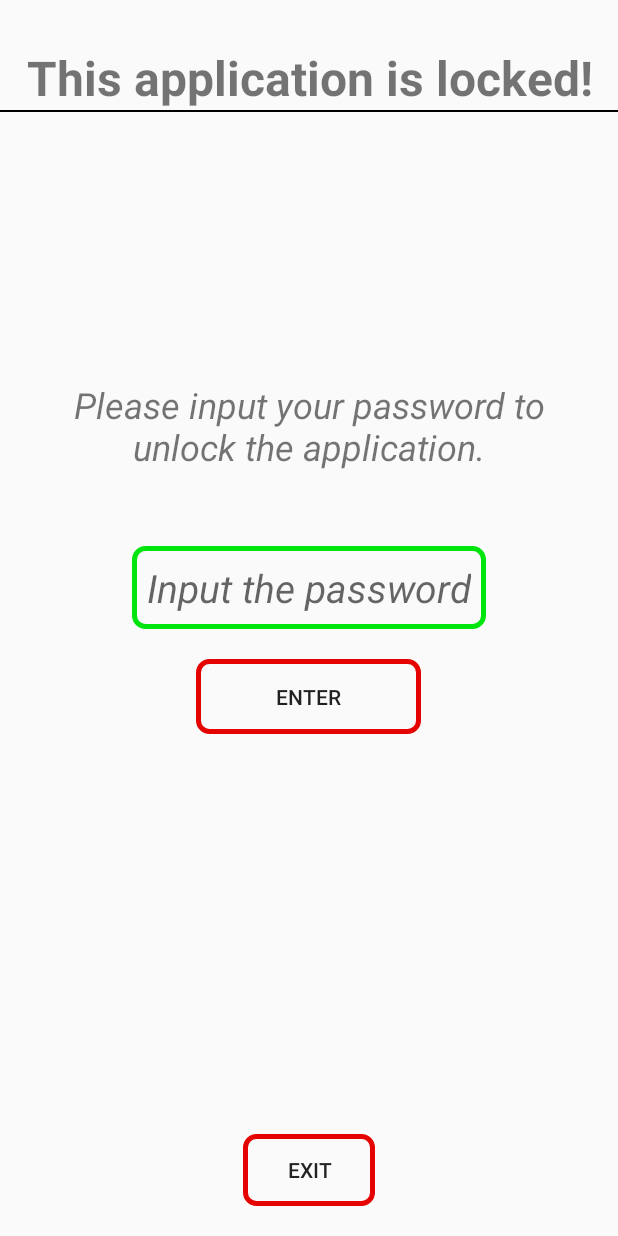
After one commit to DmitryOvchinikov/SmartLock, an Android app: the LockActivity screen opened directly, with no data from a screen before it, on a phone screen of 412 x 824 dp. The commit adds this screen. Run offline under Robolectric (Android 15) with nearby library versions, the phone set to English and light mode, and no system bars.

Commit message:
Locked Application activity, working Foreground service to check for open applications in the background.

```diff
--- a/app/src/main/AndroidManifest.xml
+++ b/app/src/main/AndroidManifest.xml
@@ -28,6 +28,7 @@
                 <category android:name="android.intent.category.LAUNCHER" />
             </intent-filter>
         </activity>
+        <activity android:name=".activities.LockActivity" android:screenOrientation="portrait"/>
     </application>
 
 </manifest>
--- /dev/null
+++ b/app/src/main/java/com/classy/smartlock/activities/LockActivity.java
@@ -0,0 +1,110 @@
+package com.classy.smartlock.activities;
+
+import android.content.Intent;
+import android.os.Bundle;
+import android.util.Log;
+import android.view.View;
+import android.widget.Button;
+import android.widget.EditText;
+import android.widget.TextView;
+import android.widget.Toast;
+
+import androidx.annotation.Nullable;
+import androidx.appcompat.app.AppCompatActivity;
+
+import com.classy.smartlock.R;
+import com.classy.smartlock.custom.MySharedPreferences;
+import com.classy.smartlock.data.AppInfo;
+
+import java.util.ArrayList;
+
+//TODO: Return the new unlocked app into the unlocked apps
+
+public class LockActivity extends AppCompatActivity {
+
+    private EditText lock_EDT_password;
+    private TextView lock_TXT_text;
+    private Button lock_BTN_enter;
+    private Button lock_BTN_exit;
+
+    private String password;
+    private String current_locked_name;
+
+
+    @Override
+    protected void onCreate(@Nullable Bundle savedInstanceState) {
+        super.onCreate(savedInstanceState);
+        setContentView(R.layout.activity_lock);
+
+        findViews();
+        bindListeners();
+        getSPInfo();
+
+    }
+
+    private void getSPInfo() {
+        password = MySharedPreferences.getInstance().getString("password", null);
+        current_locked_name = MySharedPreferences.getInstance().getString("current_locked_app", null);
+    }
+
+
+    private void bindListeners() {
+        lock_BTN_enter.setOnClickListener(enterClickListener);
+        lock_BTN_exit.setOnClickListener(exitClickListener);
+    }
+
+    private final View.OnClickListener enterClickListener = new View.OnClickListener() {
+        @Override
+
+        public void onClick(View v) {
+            String input_password = lock_EDT_password.getText().toString();
+            if (input_password.equals(password)) {
+                Toast.makeText(LockActivity.this, "Application unlocked!", Toast.LENGTH_SHORT).show();
+                ArrayList<AppInfo> locked_applications = MySharedPreferences.getInstance().getAppInfoArrayList("locked_apps", null);
+                for (int i = 0; i < locked_applications.size(); i++) {
+                    Log.d("AAAT", "comparing " + locked_applications.get(i).getPname() + " to the current locked app name " + current_locked_name);
+                    if (locked_applications.get(i).getPname().equals(current_locked_name)) {
+
+                        AppInfo the_locked_app = locked_applications.get(i);
+                        locked_applications.remove(i);
+                        MySharedPreferences.getInstance().putAppInfoArrayList("locked_apps", locked_applications);
+
+                        ArrayList<AppInfo> unlocked_applications = MySharedPreferences.getInstance().getAppInfoArrayList("unlocked_apps", null);
+                        unlocked_applications.add(the_locked_app);
+                        MySharedPreferences.getInstance().putAppInfoArrayList("unlocked_apps", unlocked_applications);
+
+                        MySharedPreferences.getInstance().putBoolean("lock_status", true);
+                        Intent service_intent = new Intent(getApplicationContext(), com.classy.smartlock.services.RunningAppsService.class);
+                        startForegroundService(service_intent);
+                        break;
+                    }
+                }
+                finish();
+            } else {
+                lock_EDT_password.setError("Wrong password!");
+            }
+        }
+    };
+
+    private View.OnClickListener exitClickListener = new View.OnClickListener() {
+        @Override
+        public void onClick(View v) {
+            goToHomeScreen();
+            finish();
+        }
+    };
+
+    private void goToHomeScreen() {
+        Intent homeScreen = new Intent(Intent.ACTION_MAIN);
+        homeScreen.addCategory(Intent.CATEGORY_HOME);
+        homeScreen.addFlags(Intent.FLAG_ACTIVITY_NEW_TASK|Intent.FLAG_ACTIVITY_CLEAR_TOP);
+        this.startActivity(homeScreen);
+    }
+
+    private void findViews() {
+        lock_EDT_password = findViewById(R.id.lock_EDT_password);
+        lock_BTN_enter = findViewById(R.id.lock_BTN_enter);
+        lock_BTN_exit = findViewById(R.id.lock_BTN_exit);
+        lock_TXT_text = findViewById(R.id.lock_TXT_text);
+    }
+}
--- a/app/src/main/java/com/classy/smartlock/custom/MySharedPreferences.java
+++ b/app/src/main/java/com/classy/smartlock/custom/MySharedPreferences.java
@@ -9,7 +9,6 @@ import com.google.gson.Gson;
 import com.google.gson.reflect.TypeToken;
 
 import java.util.ArrayList;
-import java.util.Set;
 
 public class MySharedPreferences {
 
--- /dev/null
+++ b/app/src/main/res/layout/activity_lock.xml
@@ -0,0 +1,78 @@
+<?xml version="1.0" encoding="utf-8"?>
+<RelativeLayout xmlns:android="http://schemas.android.com/apk/res/android"
+    android:layout_width="match_parent"
+    android:layout_height="match_parent">
+
+    <TextView
+        android:id="@+id/lock_TXT_title"
+        android:layout_width="wrap_content"
+        android:layout_height="wrap_content"
+        android:layout_centerHorizontal="true"
+        android:text="@string/lock_title"
+        android:textSize="32sp"
+        android:textStyle="bold"
+        android:layout_marginTop="30dp"
+        android:gravity="center_horizontal"
+        />
+
+    <View
+        android:id="@+id/lock_line"
+        android:layout_width="match_parent"
+        android:layout_height="1dp"
+        android:background="@android:color/black"
+        android:layout_below="@id/lock_TXT_title"/>
+
+
+    <TextView
+        android:id="@+id/lock_TXT_text"
+        android:layout_width="wrap_content"
+        android:layout_height="wrap_content"
+        android:layout_centerHorizontal="true"
+        android:text="@string/lock_text"
+        android:textSize="24sp"
+        android:textStyle="italic"
+        android:gravity="center_horizontal"
+        android:layout_marginStart="20dp"
+        android:layout_marginEnd="20dp"
+        android:layout_marginTop="180dp"
+        android:layout_below="@id/lock_TXT_title"
+        />
+
+    <EditText
+        android:id="@+id/lock_EDT_password"
+        android:textSize="26sp"
+        android:layout_width="wrap_content"
+        android:layout_height="wrap_content"
+        android:hint="@string/lock_input_pass"
+        android:layout_centerHorizontal="true"
+        android:inputType="textPassword"
+        android:textStyle="italic"
+        android:layout_marginTop="50dp"
+        android:background="@drawable/rectangle_drawable_green"
+        android:autofillHints=""
+        android:layout_below="@id/lock_TXT_text"
+        />
+
+    <Button
+        android:id="@+id/lock_BTN_enter"
+        android:layout_width="150dp"
+        android:layout_height="50dp"
+        android:layout_below="@id/lock_EDT_password"
+        android:layout_centerHorizontal="true"
+        android:text="@string/lock_enter"
+        android:layout_marginTop="20dp"
+        android:background="@drawable/rectangle_drawable_red"
+
+        />
+    <Button
+        android:id="@+id/lock_BTN_exit"
+        android:layout_width="wrap_content"
+        android:layout_height="wrap_content"
+        android:layout_alignParentBottom="true"
+        android:layout_centerHorizontal="true"
+        android:text="@string/lock_exit"
+        android:layout_marginBottom="20dp"
+        android:background="@drawable/rectangle_drawable_red"
+        />
+
+</RelativeLayout>
--- a/app/src/main/res/values/colors.xml
+++ b/app/src/main/res/values/colors.xml
@@ -7,4 +7,5 @@
     <color name="teal_700">#FF018786</color>
     <color name="black">#FF000000</color>
     <color name="white">#FFFFFFFF</color>
+    <color name="red">#E50300</color>
 </resources>
--- a/app/src/main/res/values/strings.xml
+++ b/app/src/main/res/values/strings.xml
@@ -13,7 +13,16 @@
     <string name="home_fragment_unlocked">Unlocked</string>
     <string name="home_fragment_title">Welcome!</string>
     <string name="home_fragment_instructions">Lock the applications you choose to, and then activate the lock by pressing the lock image above!</string>
-    <string name="home_fragment_help">After you activate the lock for the first time, you will be asked to choose either a password or an email which will be used to unlock it.</string>
+    <string name="home_fragment_help">You may close the application afterwards, and only re-enter it in case you need to manually lock / unlock more applications.</string>
     <string name="unlocked_fragment_title">Unlocked Apps</string>
     <string name="locked_fragment_title">Locked Apps</string>
+    <string name="lock_title">This application is locked!</string>
+    <string name="lock_input_pass">Input the password</string>
+    <string name="lock_enter">ENTER</string>
+    <string name="lock_exit">EXIT</string>
+    <string name="password_text">Please input your password:</string>
+    <string name="password_pass">Your password</string>
+    <string name="email_hint">Your Email</string>
+    <string name="email_text">Please input your email address:</string>
+    <string name="lock_text">Please input your password to unlock the application.</string>
 </resources>
```
Also changed, not shown: app/src/main/java/com/classy/smartlock/activities/MainActivity.java (+25 -25 lines), app/src/main/java/com/classy/smartlock/data/AppInfo.java (+7 -3 lines), app/src/main/java/com/classy/smartlock/fragments/HomeFragment.java (+51 -24 lines), app/src/main/java/com/classy/smartlock/services/RunningAppsService.java (+54 -21 lines), app/src/main/java/com/classy/smartlock/utils/AndroidUtils.java (deleted, +0 -21 lines), app/src/main/res/layout/password_dialog.xml (added, +28 -0 lines).
